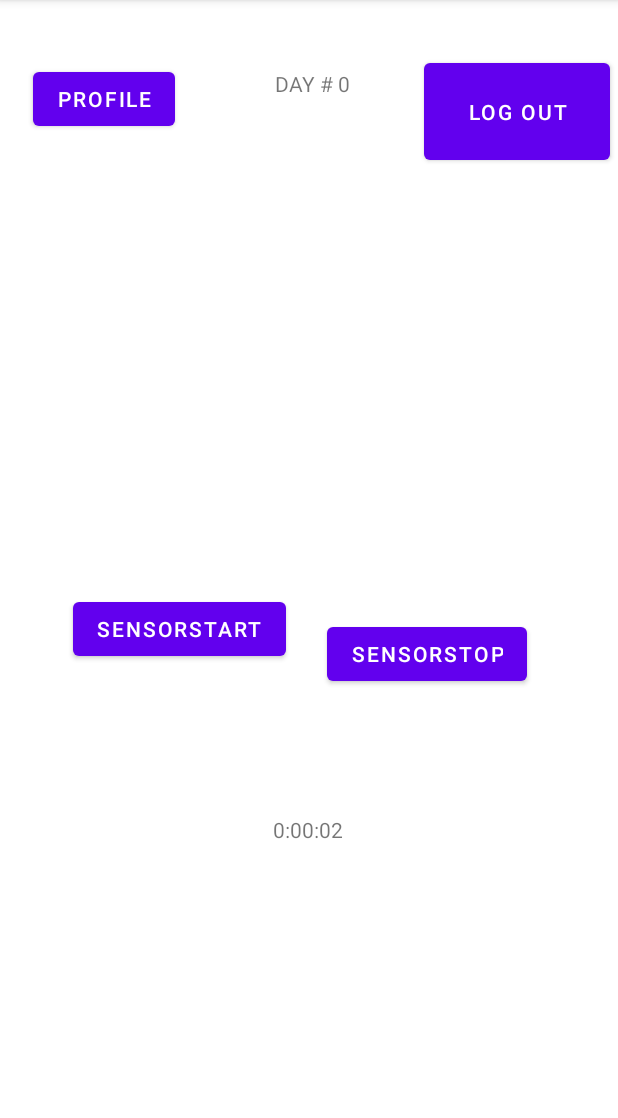
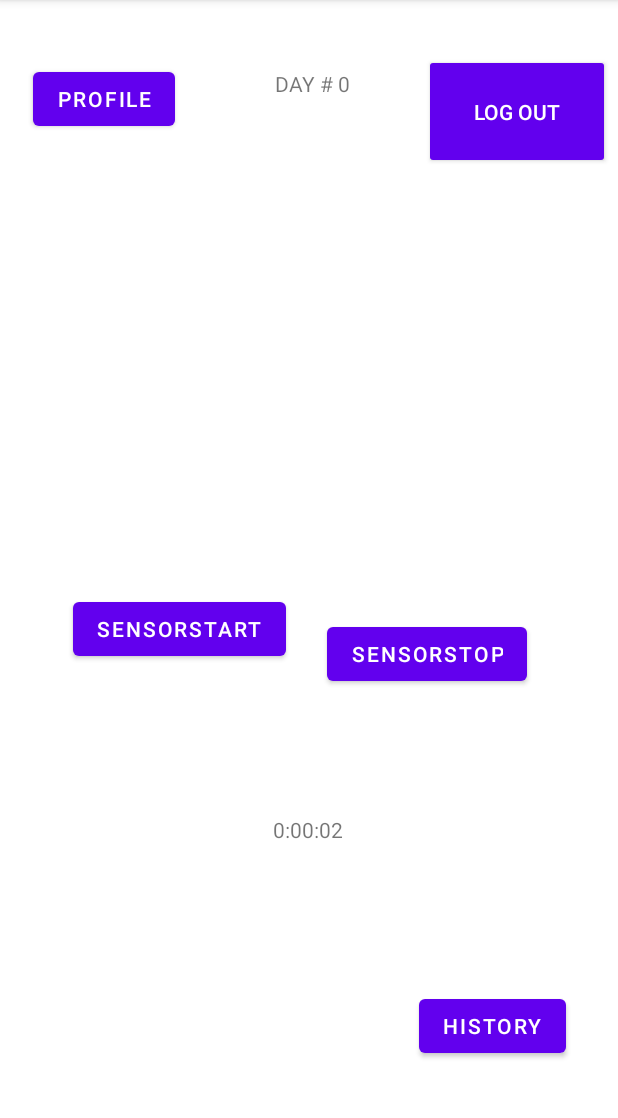
Before and after one commit to ShripadBhat27/FitFreak, an Android app: the screen it shows after launch (MainActivity), after a tap on "SENSORSTOP", on a phone screen of 412 x 824 dp, the part 84-1202 px from its top. Run offline under Robolectric (Android 15) with nearby library versions, the phone set to English and light mode, and no system bars; our stand-ins replace Firebase (no records; nobody signed in at launch, a user with empty details on screens opened directly); 2 statements that could not run were skipped; 1 other tap on this screen came first.

Commit message:
Added ScrollView for History of Workout

```diff
--- a/app/build.gradle
+++ b/app/build.gradle
@@ -44,5 +44,6 @@ dependencies {
 
     androidTestImplementation 'androidx.test.ext:junit:1.1.2'
     androidTestImplementation 'androidx.test.espresso:espresso-core:3.3.0'
-
+    implementation 'androidx.recyclerview:recyclerview:1.1.0'
+    implementation "androidx.cardview:cardview:1.0.0"
 }
--- a/app/src/main/java/com/example/fitfreak/MainActivity.java
+++ b/app/src/main/java/com/example/fitfreak/MainActivity.java
@@ -42,12 +42,14 @@ public class MainActivity extends AppCompatActivity implements SensorEventListen
     TextView clock,DAYS;
 
     private  Button Logout;
+    private Button history;
     private int seconds = 0;
 
 
 
     User user;
-    DatabaseReference databaseReference;
+    //databaseReference -> User Info || databaseReference2 -> Calories Info
+    DatabaseReference databaseReference,databaseReference2;
     String userId;
 
 
@@ -67,6 +69,7 @@ public class MainActivity extends AppCompatActivity implements SensorEventListen
         DAYS=findViewById(R.id.DAYS);
         userId=FirebaseAuth.getInstance().getCurrentUser().getUid();
         databaseReference= FirebaseDatabase.getInstance().getReference("Users").child(userId);
+        databaseReference2=FirebaseDatabase.getInstance().getReference("Calorie").child(userId);
         final User[] user = new User[1];
 
         databaseReference.addValueEventListener(new ValueEventListener() {
@@ -106,6 +109,7 @@ public class MainActivity extends AppCompatActivity implements SensorEventListen
         profile=findViewById(R.id.profile);
         clock = findViewById(R.id.clock);
         Logout=findViewById(R.id.Logout);
+        history=findViewById(R.id.history);
 
         Logout.setOnClickListener(new View.OnClickListener() {
             @Override
@@ -115,6 +119,8 @@ public class MainActivity extends AppCompatActivity implements SensorEventListen
                 finish();
             }
         });
+
+
 
         BtnStart.setOnClickListener(new View.OnClickListener() {
 
@@ -138,13 +144,20 @@ public class MainActivity extends AppCompatActivity implements SensorEventListen
             }
         });
 
+        history.setOnClickListener(new View.OnClickListener() {
+            @Override
+            public void onClick(View v) {
+                startActivity(new Intent(getApplicationContext(),History.class));
+            }
+        });
+
 
         BtnStop.setOnClickListener(new View.OnClickListener() {
 
             @Override
             public void onClick(View arg0) {
                 databaseReference.child("days").setValue(Days);
-
+                databaseReference2.child(Integer.toString(Days)).setValue(numSteps);
 
                 running = false;
                 sensorManager.unregisterListener(MainActivity.this);
--- a/app/src/main/res/layout/activity_main.xml
+++ b/app/src/main/res/layout/activity_main.xml
@@ -99,6 +99,7 @@
 
     <Button
         android:id="@+id/Logout"
+        style="@style/Widget.AppCompat.Button.Small"
         android:layout_width="0dp"
         android:layout_height="0dp"
         android:layout_marginTop="36dp"
@@ -110,4 +111,15 @@
         app:layout_constraintStart_toEndOf="@+id/DAYS"
         app:layout_constraintTop_toTopOf="parent" />
 
+    <Button
+        android:id="@+id/history"
+        android:layout_width="wrap_content"
+        android:layout_height="wrap_content"
+        android:layout_marginBottom="60dp"
+        android:text="History"
+        app:layout_constraintBottom_toBottomOf="parent"
+        app:layout_constraintEnd_toEndOf="parent"
+        app:layout_constraintHorizontal_bias="0.889"
+        app:layout_constraintStart_toStartOf="parent" />
+
 </androidx.constraintlayout.widget.ConstraintLayout>
```
Also changed, not shown: app/src/main/AndroidManifest.xml (+4 -3 lines), app/src/main/java/com/example/fitfreak/CustomAdapter.java (added, +48 -0 lines), app/src/main/java/com/example/fitfreak/History.java (added, +74 -0 lines), app/src/main/res/layout/activity_history.xml (added, +17 -0 lines), app/src/main/res/layout/row.xml (added, +66 -0 lines), app/src/main/java/com/example/fitfreak/Login.java (line endings or trailing spaces).
